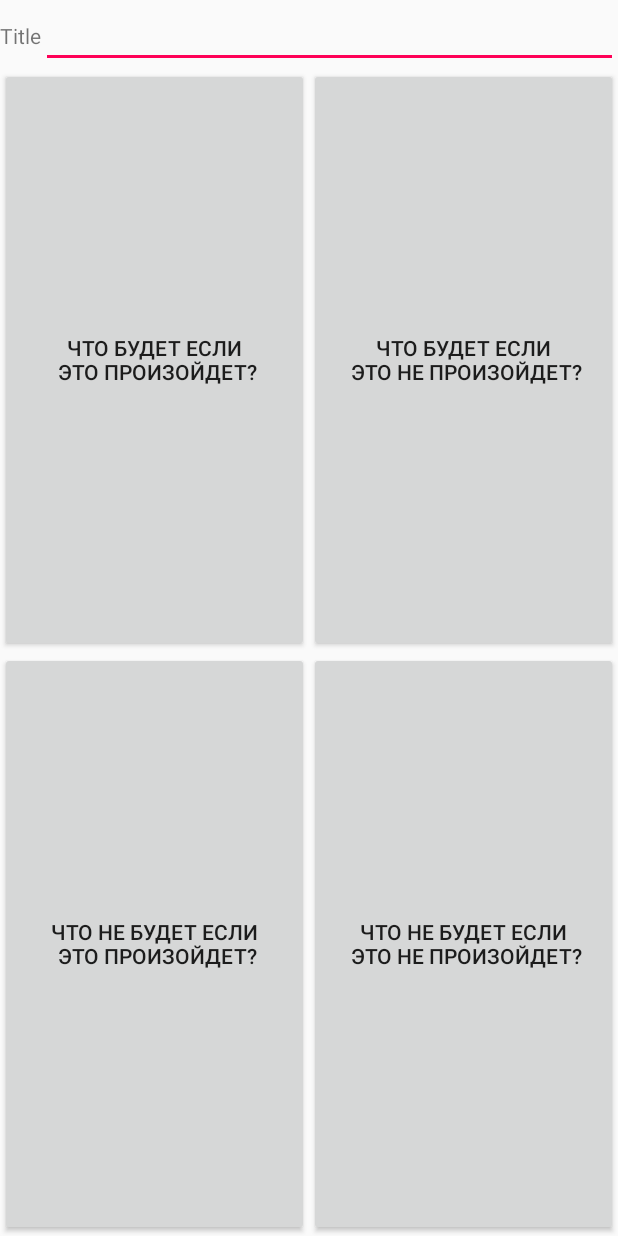
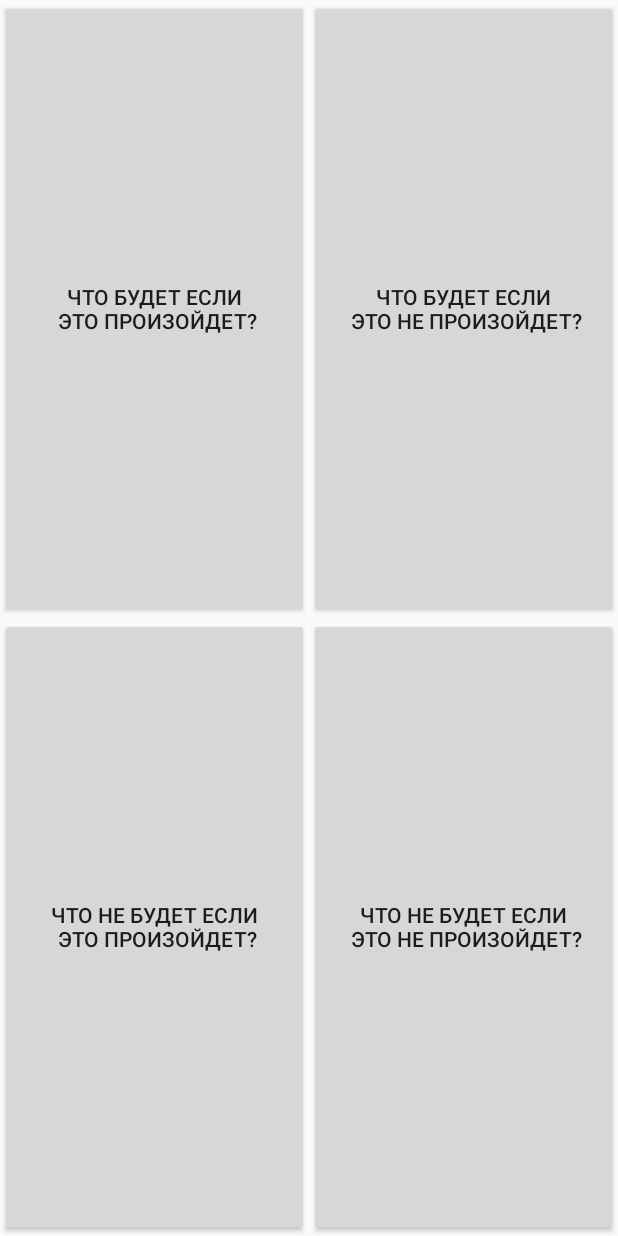
Before and after one commit to ArtemMasterJava/HelpToDecide, an Android app: the Decide screen opened directly, with no data from a screen before it, on a phone screen of 412 x 824 dp. Run offline under Robolectric (Android 15) with nearby library versions, the phone set to English and light mode, and no system bars; 1 statement that could not run was skipped.

Commit message:
activity_solution_title_dialog.xml added

```diff
--- a/app/src/main/res/layout/go_to_decide_layout.xml
+++ b/app/src/main/res/layout/go_to_decide_layout.xml
@@ -3,22 +3,6 @@
     android:layout_width="match_parent"
     android:layout_height="match_parent"
     android:orientation="vertical">
-    <LinearLayout
-        android:layout_width="match_parent"
-        android:layout_height="wrap_content"
-        android:orientation="horizontal">
-        <TextView
-            android:text="@string/descision_title"
-            android:layout_width="wrap_content"
-            android:layout_height="wrap_content"
-            />
-        <EditText
-            android:id="@+id/descisionTitle"
-            android:layout_width="match_parent"
-            android:layout_height="wrap_content"
-            />
-    </LinearLayout>
-
     <LinearLayout
         android:layout_width="match_parent"
         android:layout_height="match_parent"
```
Also changed, not shown: app/src/main/res/layout/activity_solution_title_dialog.xml (added, +25 -0 lines).
